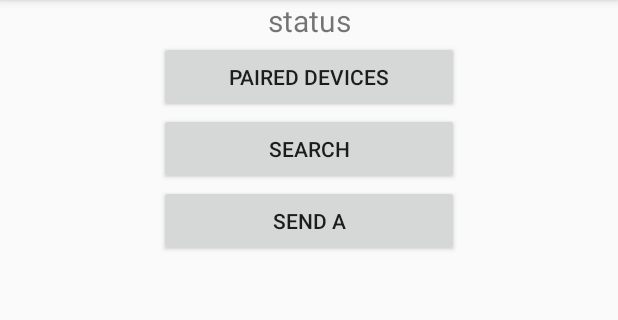
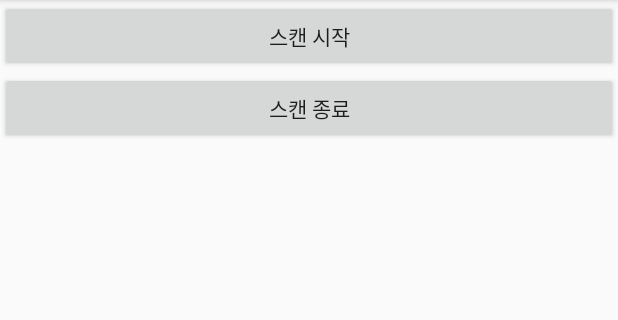
Before and after one commit to ujy0916/SmartIoTWallet, an Android app: the screen it shows after launch (MainActivity), on a phone screen of 412 x 824 dp, the part 84-404 px from its top. Run offline under Robolectric (Android 15) with nearby library versions, the phone set to English and light mode, and no system bars; libraries missing offline, so code that uses them is left out: com.vise.baseble; 6 statements that could not run were skipped.

Commit message:
update BLEcode
전 코드가 잘못되어 다시 올림.

```diff
--- a/Android code/App_BLE/app/build.gradle
+++ b/Android code/App_BLE/app/build.gradle
@@ -27,5 +27,5 @@ dependencies {
     testImplementation 'junit:junit:4.12'
     androidTestImplementation 'androidx.test.ext:junit:1.1.2'
     androidTestImplementation 'androidx.test.espresso:espresso-core:3.3.0'
-    //implementation 'com.akexorcist:bluetoothspp:1.0.0' //블루투스 관련 추가함.
+    implementation'com.vise.xiaoyaoyou:baseble:2.0.5' //블루투스 관련 추가함.
 }
--- a/Android code/App_BLE/app/src/main/java/com/hansung/android/app_ble/MainActivity.java
+++ b/Android code/App_BLE/app/src/main/java/com/hansung/android/app_ble/MainActivity.java
@@ -1,197 +1,124 @@
 package com.hansung.android.app_ble;
 
 import android.Manifest;
-import android.bluetooth.BluetoothAdapter;
-import android.bluetooth.BluetoothDevice;
-import android.bluetooth.BluetoothSocket;
-import android.content.BroadcastReceiver;
-import android.content.Context;
-import android.content.Intent;
-import android.content.IntentFilter;
 import android.os.Bundle;
-import android.util.Log;
+import android.os.ParcelUuid;
 import android.view.View;
-import android.widget.AdapterView;
 import android.widget.ArrayAdapter;
 import android.widget.Button;
 import android.widget.ListView;
 import android.widget.TextView;
-import android.widget.Toast;
 
 import androidx.appcompat.app.AppCompatActivity;
 import androidx.core.app.ActivityCompat;
 
-import java.io.IOException;
-import java.lang.reflect.Method;
+import com.vise.baseble.ViseBle;
+import com.vise.baseble.callback.scan.IScanCallback;
+import com.vise.baseble.callback.scan.ScanCallback;
+import com.vise.baseble.core.BluetoothGattChannel;
+import com.vise.baseble.model.BluetoothLeDevice;
+import com.vise.baseble.model.BluetoothLeDeviceStore;
+
 import java.util.ArrayList;
-import java.util.Set;
 import java.util.UUID;
 
 
 public class MainActivity extends AppCompatActivity {
-    String TAG = "MainActivity";
-    UUID BT_MODULE_UUID = UUID.fromString("00001101-0000-1000-8000-00805F9B34FB"); // "random" unique identifier
+    Button startScan, stopScan;
+    TextView txt_value;
+    ListView listView;
+    String dataValue;
 
-    TextView textStatus;
-    Button btnParied, btnSearch, btnSend;
-    ListView listView;
+    private static final UUID ServiceUUID = UUID.fromString("0000180F-0000-1000-8000-00805F9B34FB");
+    private static final UUID CharacteristicUUID = UUID.fromString("00002A19-0000-1000-8000-00805F9B34FB");
 
-    BluetoothAdapter btAdapter;
-    Set<BluetoothDevice> pairedDevices;
-    ArrayAdapter<String> btArrayAdapter;
-    ArrayList<String> deviceAddressArray;
+    public static final String TAG = "BLE1_ACTIVITY";
 
-    private final static int REQUEST_ENABLE_BT = 1;
-    BluetoothSocket btSocket = null;
-    ConnectedThread connectedThread;
+    final ViseBle viseBleSet = ViseBle.getInstance();
+    BluetoothGattChannel bluetoothGattChannel_Noti;
+
+    final ArrayList<String> arrayList_information = new ArrayList<>();
+    final ArrayList<String> arrayList_address = new ArrayList<>();
+    final ArrayList<String> arrayList_name = new ArrayList<>();
+    final ArrayList<Integer> arrayList_rssi = new ArrayList<>();
+    final ArrayList<ParcelUuid[]> arrayList_uuid = new ArrayList<>();
+    final ArrayList<BluetoothLeDevice> arrayList_device = new ArrayList<>();
 
     @Override
     protected void onCreate(Bundle savedInstanceState) {
         super.onCreate(savedInstanceState);
         setContentView(R.layout.activity_main);
 
-        // Get permission
-        String[] permission_list = {
-                Manifest.permission.ACCESS_FINE_LOCATION,
-                Manifest.permission.ACCESS_COARSE_LOCATION
-        };
+        // 초기화
+        ViseBle.config()
+                .setScanTimeout(-1)
+                .setConnectTimeout(10 * 1000) // 연결 시간 초과 시간설정
+                .setOperateTimeout(5 * 1000)  // 데이터 작업 시간 초과 설정
+                .setConnectRetryCount(3)      // 연결 실패 재시도 횟수 설정
+                .setConnectRetryInterval(1000)// 재시도 시간 간격 설정
+                .setOperateRetryCount(3)      // 데이터 조작 실패한 재시도 설정
+                .setOperateRetryInterval(1000)// 데이터 조작 실패에 대한 재시도 시간간격
+                .setMaxConnectCount(3);       // 연결된 최대 장치 수 설정
+        ViseBle.getInstance().init(this);
 
-        ActivityCompat.requestPermissions(MainActivity.this, permission_list, 1);
-
-        //변수들(variables)
-        textStatus = (TextView) findViewById(R.id.text_status);
-        btnParied = (Button) findViewById(R.id.btn_paired);
-        btnSearch = (Button) findViewById(R.id.btn_search);
-        btnSend = (Button) findViewById(R.id.btn_send);
-        listView = (ListView) findViewById(R.id.listview);
+        ActivityCompat.requestPermissions(this,
+                new String[]{Manifest.permission.ACCESS_FINE_LOCATION,
+                        Manifest.permission.ACCESS_COARSE_LOCATION}, 100);
 
 
-        //블루투스 활성화(Enalbe bluetooth)
-        btAdapter = BluetoothAdapter.getDefaultAdapter();
-        if (!btAdapter.isEnabled()) {
-            Intent enableBtIntent = new Intent(BluetoothAdapter.ACTION_REQUEST_ENABLE);
-            startActivityForResult(enableBtIntent, REQUEST_ENABLE_BT);
-        }
+        // 스캔 콜백함수
+        final IScanCallback iScanCallback = new IScanCallback() {
+            @Override
+            public void onDeviceFound(BluetoothLeDevice bluetoothLeDevice) {
+                arrayList_address.add(bluetoothLeDevice.getAddress());
+                arrayList_name.add(bluetoothLeDevice.getName());
+                arrayList_rssi.add(bluetoothLeDevice.getRssi());
+                arrayList_device.add(bluetoothLeDevice);
+                arrayList_uuid.add(bluetoothLeDevice.getDevice().getUuids());
 
-        //페어링된 기기 목록 가져오기(Show paired devices)
-        btArrayAdapter = new ArrayAdapter<>(this, android.R.layout.simple_list_item_1);
-        deviceAddressArray = new ArrayList<>();
-        listView.setAdapter(btArrayAdapter);
+                arrayList_information.add(("Device = " + bluetoothLeDevice.getName()
+                        + "  UUID = " + bluetoothLeDevice.getDevice().getUuids()
+                        + "Address = " + bluetoothLeDevice.getAddress()));
 
-        listView.setOnItemClickListener(new myOnItemClickListener());
+                ArrayAdapter arrayAdapter = new ArrayAdapter(getApplicationContext(),
+                        R.layout.support_simple_spinner_dropdown_item,
+                        arrayList_information);
+                listView.setAdapter(arrayAdapter);
+
+            }
+
+
+            @Override
+            public void onScanFinish(BluetoothLeDeviceStore bluetoothLeDeviceStore) {
+
+            }
+
+            @Override
+            public void onScanTimeout() {
+
+            }
+        };
+        final ScanCallback scanCallback = new ScanCallback(iScanCallback);
+
+        startScan.setOnClickListener(new View.OnClickListener() {
+            @Override
+            public void onClick(View view) {
+                // 검색(스캔)
+                viseBleSet.startScan(scanCallback);
+            }
+        });
+
+        stopScan.setOnClickListener(new View.OnClickListener() {
+            @Override
+            public void onClick(View view) {
+                // 스캔 중지
+                viseBleSet.stopScan(scanCallback);
+            }
+        });
     }
-
-    //paired devices Button Click event
-    public void onClickButtonPaired(View view) {
-        btArrayAdapter.clear();
-        if (deviceAddressArray != null && !deviceAddressArray.isEmpty()) {
-            deviceAddressArray.clear();
-        }
-        pairedDevices = btAdapter.getBondedDevices();
-        if (pairedDevices.size() > 0) {
-            // There are paired devices. Get the name and address of each paired device.
-            for (BluetoothDevice device : pairedDevices) {
-                String deviceName = device.getName();
-                String deviceHardwareAddress = device.getAddress(); // MAC address
-                btArrayAdapter.add(deviceName);
-                deviceAddressArray.add(deviceHardwareAddress);
-            }
-        }
-    }
-
-    //블루투스 기기 검색하기(Search Bluetooth Devices)
-    public void onClickButtonSearch(View view) {
-        // Check if the device is already discovering
-        if (btAdapter.isDiscovering()) {
-            btAdapter.cancelDiscovery();
-        } else {
-            if (btAdapter.isEnabled()) {
-                btAdapter.startDiscovery();
-                btArrayAdapter.clear();
-                if (deviceAddressArray != null && !deviceAddressArray.isEmpty()) {
-                    deviceAddressArray.clear();
-                }
-                IntentFilter filter = new IntentFilter(BluetoothDevice.ACTION_FOUND);
-                registerReceiver(receiver, filter);
-            } else {
-                Toast.makeText(getApplicationContext(), "bluetooth not on", Toast.LENGTH_SHORT).show();
-            }
-        }
-    }
-
-    // Send string "a"
-    public void onClickButtonSend(View view) {
-        if (connectedThread != null) {
-            connectedThread.write("a");
-        }
-    }
-
-    // Create a BroadcastReceiver for ACTION_FOUND.
-    private final BroadcastReceiver receiver = new BroadcastReceiver() {
-        public void onReceive(Context context, Intent intent) {
-            String action = intent.getAction();
-            if (BluetoothDevice.ACTION_FOUND.equals(action)) {
-                // Discovery has found a device. Get the BluetoothDevice
-                // object and its info from the Intent.
-                BluetoothDevice device = intent.getParcelableExtra(BluetoothDevice.EXTRA_DEVICE);
-                String deviceName = device.getName();
-                String deviceHardwareAddress = device.getAddress(); // MAC address
-                btArrayAdapter.add(deviceName);
-                deviceAddressArray.add(deviceHardwareAddress);
-                btArrayAdapter.notifyDataSetChanged();
-            }
-        }
-    };
-
     @Override
-    //블루투스 연결 끊기
     protected void onDestroy() {
         super.onDestroy();
-
-        // Don't forget to unregister the ACTION_FOUND receiver.
-        unregisterReceiver(receiver);
-    }
-
-    public class myOnItemClickListener implements AdapterView.OnItemClickListener {
-
-        @Override
-        public void onItemClick(AdapterView<?> parent, View view, int position, long id) {
-            Toast.makeText(getApplicationContext(), btArrayAdapter.getItem(position), Toast.LENGTH_SHORT).show();
-
-            textStatus.setText("try...");
-
-            final String name = btArrayAdapter.getItem(position); // get name
-            final String address = deviceAddressArray.get(position); // get address
-            boolean flag = true;
-
-            BluetoothDevice device = btAdapter.getRemoteDevice(address);
-
-            // create & connect socket
-            try {
-                btSocket = createBluetoothSocket(device);
-                btSocket.connect();
-            } catch (IOException e) {
-                flag = false;
-                textStatus.setText("connection failed!");
-                e.printStackTrace();
-            }
-
-            if (flag) {
-                textStatus.setText("connected to " + name);
-                connectedThread = new ConnectedThread(btSocket);
-                connectedThread.start();
-            }
-
-        }
-    }
-
-    private BluetoothSocket createBluetoothSocket(BluetoothDevice device) throws IOException {
-        try {
-            final Method m = device.getClass().getMethod("createInsecureRfcommSocketToServiceRecord", UUID.class);
-            return (BluetoothSocket) m.invoke(device, BT_MODULE_UUID);
-        } catch (Exception e) {
-            Log.e(TAG, "Could not create Insecure RFComm Connection", e);
-        }
-        return device.createRfcommSocketToServiceRecord(BT_MODULE_UUID);
+        ViseBle.getInstance().disconnect();
     }
 }
--- a/Android code/App_BLE/app/src/main/res/layout/activity_main.xml
+++ b/Android code/App_BLE/app/src/main/res/layout/activity_main.xml
@@ -1,57 +1,30 @@
 <?xml version="1.0" encoding="utf-8"?>
-<androidx.constraintlayout.widget.ConstraintLayout xmlns:android="http://schemas.android.com/apk/res/android"
-    xmlns:app="http://schemas.android.com/apk/res-auto"
-    xmlns:tools="http://schemas.android.com/tools"
+<LinearLayout xmlns:android="http://schemas.android.com/apk/res/android"
     android:layout_width="match_parent"
     android:layout_height="match_parent"
-    tools:context=".MainActivity">
+    android:orientation="vertical">
+
+    <Button
+        android:id="@+id/btn_startScan_ble"
+        android:layout_width="match_parent"
+        android:layout_height="wrap_content"
+        android:text="스캔 시작" />
+
+    <Button
+        android:id="@+id/btn_stopScan_ble"
+        android:layout_width="match_parent"
+        android:layout_height="wrap_content"
+        android:text="스캔 종료" />
 
     <TextView
-        android:id="@+id/text_status"
-        android:layout_width="wrap_content"
+        android:id="@+id/txt_value"
+        android:layout_width="match_parent"
         android:layout_height="wrap_content"
-        android:text="status"
-        android:textSize="20dp"
-        app:layout_constraintLeft_toLeftOf="parent"
-        app:layout_constraintRight_toRightOf="parent"
-        app:layout_constraintTop_toTopOf="parent" />
-
-    <Button
-        android:id="@+id/btn_paired"
-        android:text="Paired Devices"
-        android:onClick="onClickButtonPaired"
-        android:layout_width="200dp"
-        android:layout_height="wrap_content"
-        app:layout_constraintLeft_toLeftOf="parent"
-        app:layout_constraintRight_toRightOf="parent"
-        app:layout_constraintTop_toBottomOf="@id/text_status"/>
-
-    <Button
-        android:id="@+id/btn_search"
-        android:text="Search"
-        android:onClick="onClickButtonSearch"
-        android:layout_width="200dp"
-        android:layout_height="wrap_content"
-        app:layout_constraintLeft_toLeftOf="parent"
-        app:layout_constraintRight_toRightOf="parent"
-        app:layout_constraintTop_toBottomOf="@id/btn_paired"/>
-
-    <Button
-        android:id="@+id/btn_send"
-        android:text="Send a"
-        android:onClick="onClickButtonSend"
-        android:layout_width="200dp"
-        android:layout_height="wrap_content"
-        app:layout_constraintLeft_toLeftOf="parent"
-        app:layout_constraintRight_toRightOf="parent"
-        app:layout_constraintTop_toBottomOf="@id/btn_search"/>
+        android:text="" />
 
     <ListView
-        android:id="@+id/listview"
-        android:layout_width="wrap_content"
-        android:layout_height="wrap_content"
-        app:layout_constraintLeft_toLeftOf="parent"
-        app:layout_constraintRight_toRightOf="parent"
-        app:layout_constraintTop_toBottomOf="@id/btn_send"/>
+        android:id="@+id/listView_git"
+        android:layout_width="match_parent"
+        android:layout_height="match_parent" />
 
-</androidx.constraintlayout.widget.ConstraintLayout>
+</LinearLayout>
```
Also changed, not shown: Android code/App_BLE/app/src/main/AndroidManifest.xml (+3 -4 lines), 2 other files.
